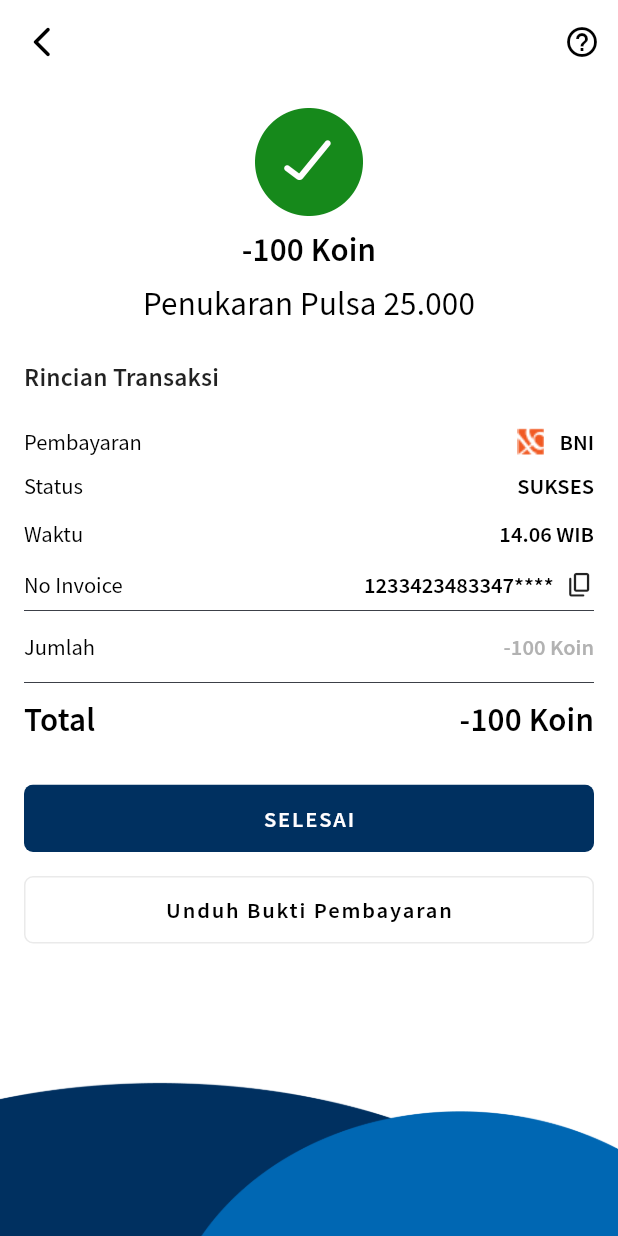
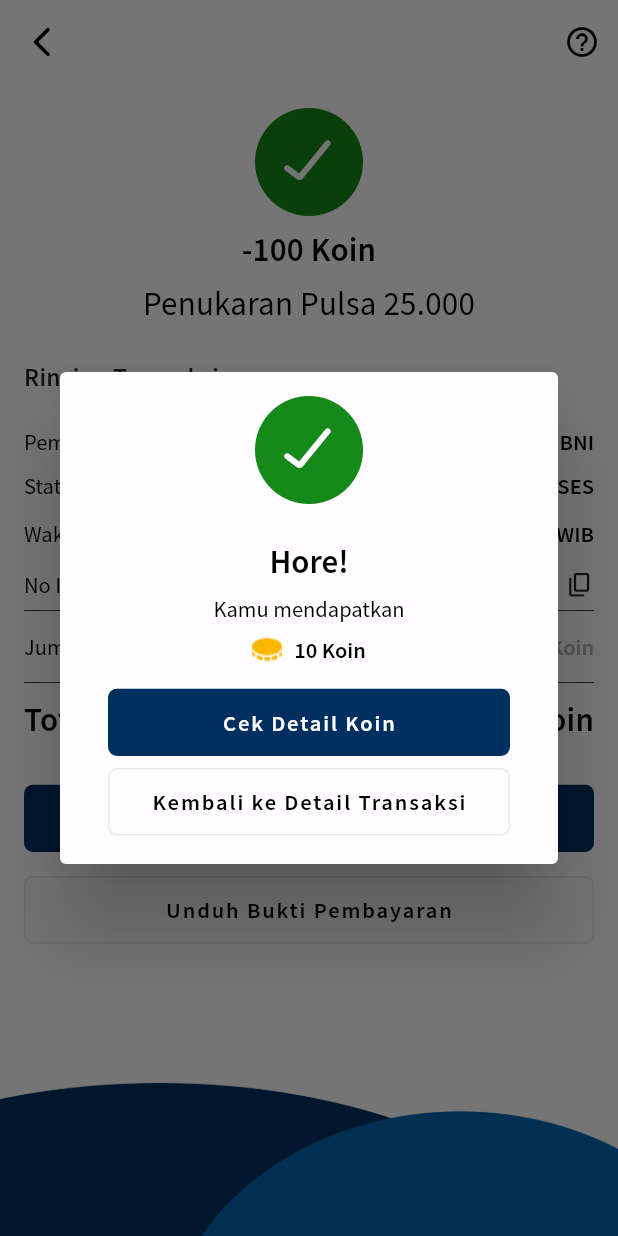
Before and after one commit to erlandmotor/Agent_Mobile_App, a Flutter app: the DescTransactionProductPage screen opened directly, on a phone screen of 412 x 824 dp. Run offline on Flutter 3.47's test engine with Material 2 defaults, Android fonts, the phone set to English and light mode, and no system bars; missing offline and left inert: dropdown_below.

Commit message:
routing widget and fixing few layouting and almost done

```diff
--- a/lib/main.dart
+++ b/lib/main.dart
@@ -4,6 +4,7 @@ import 'package:agent_mobile_app/pages/desc_product/e-wallet/e-wallet.dart';
 import 'package:agent_mobile_app/pages/desc_product/e-wallet/e_wallet_page.dart';
 
 import 'package:agent_mobile_app/pages/desc_product/paket_data/paket_data.dart';
+import 'package:agent_mobile_app/pages/desc_product/pulsa/pulsa_page.dart';
 import 'package:agent_mobile_app/pages/detail_transaction/detail_transaction_page.dart';
 import 'package:agent_mobile_app/pages/splash_screen.dart';
 
--- a/lib/pages/desc_product/desc_transaction_page.dart
+++ b/lib/pages/desc_product/desc_transaction_page.dart
@@ -1,12 +1,34 @@
 import 'package:agent_mobile_app/helper/margin_layout.dart';
+import 'package:agent_mobile_app/helper/routes.dart';
 import 'package:agent_mobile_app/helper/themes_colors.dart';
 import 'package:agent_mobile_app/helper/themse_fonts.dart';
 import 'package:agent_mobile_app/widget_reusable/widget_appbar_default.dart';
 import 'package:agent_mobile_app/widget_reusable/widget_button.dart';
 import 'package:flutter/material.dart';
 
-class DescTransactionProductPage extends StatelessWidget {
-  const DescTransactionProductPage({Key? key}) : super(key: key);
+class DescTransactionProductPage extends StatefulWidget {
+  DescTransactionProductPage({Key? key}) : super(key: key);
+
+  @override
+  State<DescTransactionProductPage> createState() =>
+      _DescTransactionProductPageState();
+}
+
+class _DescTransactionProductPageState
+    extends State<DescTransactionProductPage> {
+  @override
+  void initState() {
+    Future.delayed(Duration.zero, () {
+      showDialog(
+        context: context,
+        builder: (context) => ShowDialog(),
+      );
+    });
+
+    super.initState();
+  }
+
+  bool success = false;
 
   @override
   Widget build(BuildContext context) {
@@ -46,7 +68,7 @@ class DescTransactionProductPage extends StatelessWidget {
                 const SizedBox(
                   height: 16,
                 ),
-                Image.asset('assets/ilustration/success.png', height: 72),
+                Image.asset('assets/icons/success.png', height: 72),
                 const SizedBox(
                   height: 8,
                 ),
@@ -175,10 +197,7 @@ class DescTransactionProductPage extends StatelessWidget {
                   height: 16,
                 ),
                 ButtonCustom.buttonSeccondary(
-                    onTap: () {
-                      //TODO:  download file function
-                    },
-                    text: 'Unduh Bukti Pembayaran')
+                    onTap: () {}, text: 'Unduh Bukti Pembayaran')
               ],
             ),
           ),
@@ -207,3 +226,75 @@ class DescTransactionProductPage extends StatelessWidget {
     );
   }
 }
+
+class ShowDialog extends StatelessWidget {
+  @override
+  Widget build(BuildContext context) {
+    return Dialog(
+      child: Container(
+        decoration: BoxDecoration(
+          borderRadius: BorderRadius.circular(6),
+          color: ColorApp.secondaryFF,
+        ),
+        padding: Marginlayout.marginhorizontal,
+        height: 328,
+        child: Padding(
+          padding: Marginlayout.marginAll,
+          child: Column(
+            children: [
+              Image.asset(
+                'assets/icons/success.png',
+                height: 72,
+              ),
+              SizedBox(
+                height: 24,
+              ),
+              Text(
+                'Hore!',
+                style: FontStyle.headline6SemiBold,
+              ),
+              SizedBox(
+                height: 8,
+              ),
+              Text(
+                'Kamu mendapatkan',
+                style: FontStyle.subtitle2,
+              ),
+              SizedBox(
+                height: 8,
+              ),
+              Row(
+                mainAxisAlignment: MainAxisAlignment.center,
+                children: [
+                  Image.asset('assets/icons/coin.png'),
+                  SizedBox(
+                    width: 8,
+                  ),
+                  Text(
+                    '10 Koin',
+                    style: FontStyle.subtitle2SemiBold,
+                  ),
+                ],
+              ),
+              SizedBox(
+                height: 16,
+              ),
+              ButtonCustom.buttonPrimary(
+                  onTap: () {},
+                  colorBtn: ColorApp.primaryA3,
+                  text: 'Cek Detail Koin'),
+              SizedBox(
+                height: 8,
+              ),
+              ButtonCustom.buttonSeccondary(
+                  onTap: () {
+                    Navigator.pop(context);
+                  },
+                  text: 'Kembali ke Detail Transaksi')
+            ],
+          ),
+        ),
+      ),
+    );
+  }
+}
--- a/lib/pages/desc_product/paket_data/paket_data.dart
+++ b/lib/pages/desc_product/paket_data/paket_data.dart
@@ -6,8 +6,8 @@ import 'package:agent_mobile_app/pages/desc_product/widget_reusable/widget_reusa
 import 'package:agent_mobile_app/widget_reusable/widget_appbar_default.dart';
 import 'package:flutter/material.dart';
 
-class PulsaPage extends StatelessWidget {
-  PulsaPage({super.key});
+class PaketDataPage extends StatelessWidget {
+  PaketDataPage({super.key});
 
   TextEditingController inputNumber = TextEditingController();
 
--- a/lib/pages/desc_product/pulsa/pulsa_list.dart
+++ b/lib/pages/desc_product/pulsa/pulsa_list.dart
@@ -21,6 +21,7 @@ class PulsaList extends StatelessWidget {
             height: 16,
           ),
           ButtonCustom.listProductPulsa(
+              context: context,
               descProduct: 'Indosat Ooredo 5.000',
               expired: 'Masa aktif 5 Hari',
               price: '5850'),
```
Also changed, not shown: lib/pages/desc_product/checkout_product.dart (+6 -1 lines), lib/pages/desc_product/e-wallet/e-wallet.dart (+20 -4 lines), lib/pages/desc_product/e-wallet/e_wallet_list.dart (+14 -4 lines), lib/pages/desc_product/e-wallet/e_wallet_page.dart (+9 -3 lines), lib/pages/desc_product/paket_data/paket_data_list.dart (+11 -2 lines), lib/pages/desc_product/pulsa/product_page.dart (deleted, +0 -64 lines), lib/pages/desc_product/pulsa/pulsa_page.dart (added, +63 -0 lines), lib/pages/desc_product/widget_reusable/widget_reusable.dart (+31 -0 lines), lib/widget_reusable/widget_button.dart (+8 -1 lines), assets/icons/success.png (renamed from assets/ilustration/success.png), assets/ilustration/notransaction.png (added).
